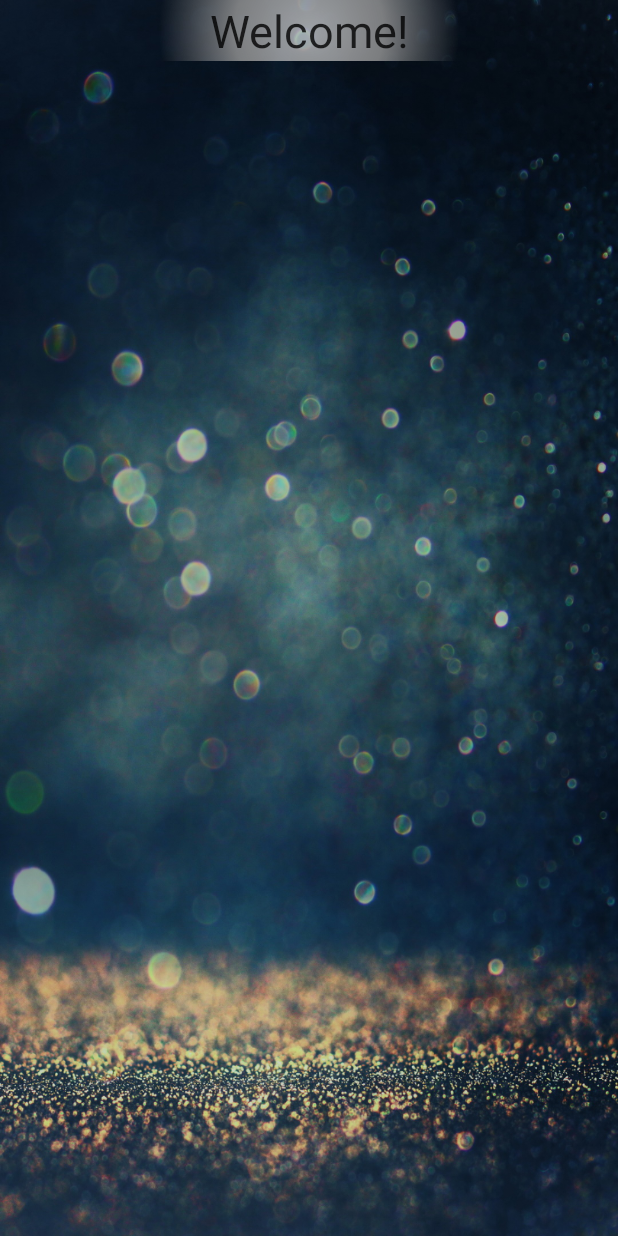
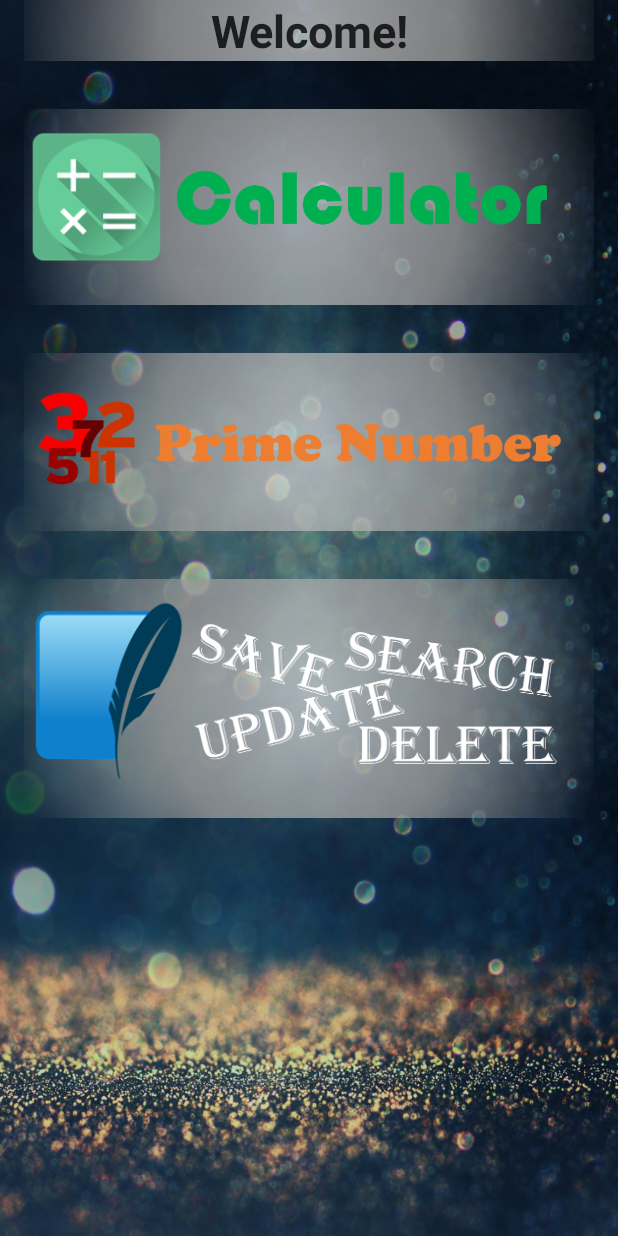
Before and after one commit to joe2275/Simple-Sejong-App-Project, an Android app: the UserActivity screen opened directly, with no data from a screen before it, on a phone screen of 412 x 824 dp. Run offline under Robolectric (Android 15) with nearby library versions, the light colour scheme and no system bars.

Commit message:
Complete to implement User Activity

```diff
--- a/SejongApps/app/src/main/java/com/example/whgml/sejongapps/Activity/UserActivity.java
+++ b/SejongApps/app/src/main/java/com/example/whgml/sejongapps/Activity/UserActivity.java
@@ -1,19 +1,46 @@
 package com.example.whgml.sejongapps.Activity;
 
+import android.content.Intent;
 import android.support.v7.app.AppCompatActivity;
 import android.os.Bundle;
+import android.view.View;
+import android.widget.Button;
+import android.widget.ImageView;
 import android.widget.TextView;
 
 import com.example.whgml.sejongapps.R;
 
-public class UserActivity extends AppCompatActivity {
-    private TextView textViewName;
+public class UserActivity extends AppCompatActivity implements View.OnClickListener{
+
+    private ImageView calculatorBtn;
+    private ImageView primeNumBtn;
+    private ImageView sqlBtn;
+
+    private Intent sqlIntent;
+
     @Override
     protected void onCreate(Bundle savedInstanceState) {
         super.onCreate(savedInstanceState);
         setContentView(R.layout.user_activity);
-        textViewName = (TextView)findViewById(R.id.userNameTextView);
-        String nameFromIntent = getIntent().getStringExtra("EMAIL");
-        textViewName.setText("Welcome " + nameFromIntent);
+
+    }
+
+    private void initialize()
+    {
+        calculatorBtn = (ImageView)findViewById(R.id.calculatorButton);
+        primeNumBtn = (ImageView)findViewById(R.id.primeNumButton);
+        sqlBtn = (ImageView)findViewById(R.id.sqlButton);
+
+        sqlIntent = new Intent(this, QueryActivity.class);
+    }
+
+    @Override
+    public void onClick(View v) {
+        int id = v.getId();
+
+        if(id == R.id.sqlButton)
+        {
+            startActivity(sqlIntent);
+        }
     }
 }
--- a/SejongApps/app/src/main/java/com/example/whgml/sejongapps/sql/DatabaseHelper.java
+++ b/SejongApps/app/src/main/java/com/example/whgml/sejongapps/sql/DatabaseHelper.java
@@ -26,7 +26,7 @@ public class DatabaseHelper extends SQLiteOpenHelper {
             COLUMN_USER_ID + " INTEGER PRIMARY KEY AUTOINCREMENT, " +
             COLUMN_USER_NAME + " TEXT, " +
             COLUMN_USER_EMAIL + " TEXT, " +
-            COLUMN_USER_AGE + "INTEGER, " +
+            COLUMN_USER_AGE + " INTEGER, " +
             COLUMN_USER_PASSWORD + " TEXT" + ")";
 
     private String DROP_USER_TABLE = "DROP TABLE IF EXISTS " + TABLE_USER;
--- /dev/null
+++ b/SejongApps/app/src/main/res/drawable/base_title.xml
@@ -0,0 +1,19 @@
+<?xml version="1.0" encoding="utf-8"?>
+<shape xmlns:android="http://schemas.android.com/apk/res/android" android:shape="rectangle" >
+    <corners
+        android:radius="0dp"
+        />
+    <gradient
+        android:gradientRadius="200dp"
+        android:centerX="50%"
+        android:centerY="50%"
+        android:centerColor="#CC999999"
+        android:startColor="#AAE8E8E8"
+        android:endColor="#00000000"
+        android:type="radial"
+        />
+    <size
+        android:width="200dp"
+        android:height="40dp"
+        />
+</shape>
--- a/SejongApps/app/src/main/res/layout/user_activity.xml
+++ b/SejongApps/app/src/main/res/layout/user_activity.xml
@@ -19,14 +19,42 @@
         <TextView
             android:layout_width="match_parent"
             android:layout_height="wrap_content"
+            android:layout_marginBottom="@dimen/fab_margin"
             android:gravity="center"
             android:textSize="30sp"
+            android:textStyle="bold"
             android:textColor="@color/baseButtonTextColor"
-            android:background="@drawable/base_button"
+            android:background="@drawable/base_title"
             android:text="Welcome!"
+            />
 
-
-            />
+        <ImageView
+            android:id="@+id/calculatorButton"
+            android:layout_width="match_parent"
+            android:layout_height="0dp"
+            android:layout_weight="1"
+            android:layout_marginTop="@dimen/fab_margin"
+            android:layout_marginBottom="@dimen/fab_margin"
+            android:background="@drawable/base_title"
+            android:src="@drawable/calculator_logo"/>
+        <ImageView
+            android:id="@+id/primeNumButton"
+            android:layout_width="match_parent"
+            android:layout_height="0dp"
+            android:layout_weight="1"
+            android:layout_marginTop="@dimen/fab_margin"
+            android:layout_marginBottom="@dimen/fab_margin"
+            android:background="@drawable/base_title"
+            android:src="@drawable/primenum_logo"/>
+        <ImageView
+            android:id="@+id/sqlButton"
+            android:layout_width="match_parent"
+            android:layout_height="0dp"
+            android:layout_weight="1"
+            android:layout_marginTop="@dimen/fab_margin"
+            android:layout_marginBottom="@dimen/fab_margin"
+            android:background="@drawable/base_title"
+            android:src="@drawable/sql_logo"/>
     </LinearLayout>
 
 </android.support.v4.widget.NestedScrollView>
--- a/SejongApps/app/src/main/res/values/strings.xml
+++ b/SejongApps/app/src/main/res/values/strings.xml
@@ -22,4 +22,5 @@
     <string name="error_valid_email_password">Wrong Email or Password</string>
     <string name="text_member">Already a member? Login</string>
     <string name="select_student_name">Enter a Student Name</string>
+    <string name="button_sql">SQLite</string>
 </resources>
```
Also changed, not shown: SejongApps/app/src/main/res/drawable/user_base_button.xml (added, +25 -0 lines), SejongApps/app/src/main/res/drawable-xxhdpi/calculator_logo.png (added), SejongApps/app/src/main/res/drawable-xxhdpi/primenum_logo.png (added), SejongApps/app/src/main/res/drawable-xxhdpi/sql_logo.png (added).
